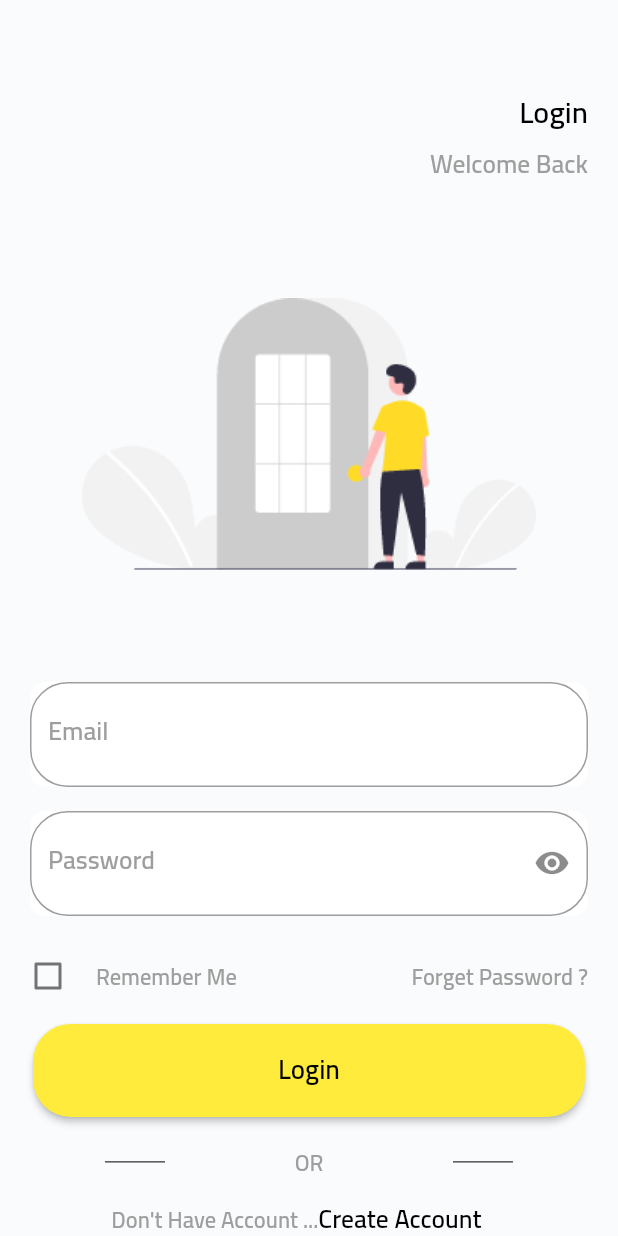
After one commit to MAbolmaaty/Aeqarat-flutter, a Flutter app: the screen it shows after launch, after a tap on "Next", after a tap on "Skip", on a phone screen of 412 x 824 dp. The commit adds this screen. Run offline on Flutter 3.47's test engine with Material 2 defaults, Android fonts, the phone set to English and light mode, and no system bars; our stand-ins replace google_maps_flutter, shared_preferences; generated files the repository leaves out were written again.

Commit message:
finish login Screen

```diff
--- /dev/null
+++ b/lib/src/screens/loginScreen.dart
@@ -0,0 +1,283 @@
+import 'package:aeqarat/src/utils/constant.dart';
+import 'package:flutter/material.dart';
+import 'package:flutter_gen/gen_l10n/app_localizations.dart';
+
+import 'bottom_nav_screen.dart';
+
+class LoginScreen extends StatefulWidget {
+  static Route<dynamic> route() => MaterialPageRoute(
+        builder: (context) => LoginScreen(),
+      );
+
+  @override
+  _LoginScreenState createState() => _LoginScreenState();
+}
+
+class _LoginScreenState extends State<LoginScreen> {
+bool _secureText = true ;
+bool rememberMe = false;
+
+void _onRememberMeChanged(bool newValue) => setState(() {
+  rememberMe = newValue;
+
+  if (rememberMe) {
+    // TODO: Here goes your functionality that remembers the user.
+  } else {
+    // TODO: Forget the user
+  }
+});
+  @override
+  Widget build(BuildContext context) {
+    return Scaffold(
+      backgroundColor: Constant.whiteColor,
+      appBar: AppBar(
+        backgroundColor: Colors.transparent,
+        elevation: 0,
+      ),
+      body: SingleChildScrollView(
+        child: Column(
+          children: [
+            Padding(
+              padding: const EdgeInsets.only(right: 20.0),
+              child: Align(
+                  alignment: Alignment.topRight,
+                  child: Text(
+                    AppLocalizations.of(context).login,
+                    style: TextStyle(
+                        color: Colors.black,
+                        fontSize: 20,
+                        fontWeight: FontWeight.bold),
+                  )),
+            ),
+            Padding(
+              padding: const EdgeInsets.only(right: 20.0),
+              child: Align(
+                  alignment: Alignment.topRight,
+                  child: Text(
+                    AppLocalizations.of(context).welcomeBack,
+                    style: TextStyle(
+                        color: Colors.grey,
+                        fontSize: 17,
+                        fontWeight: FontWeight.normal),
+                  )),
+            ),
+            Container(
+              width: MediaQuery.of(context).size.width * 0.99,
+              height: MediaQuery.of(context).size.height * 0.40,
+              decoration: BoxDecoration(
+                  shape: BoxShape.circle,
+                  image: DecorationImage(
+                      image: ExactAssetImage("assets/images/4.png"),
+                      fit: BoxFit.scaleDown)),
+            ),
+
+            Padding(
+              padding: const EdgeInsets.only(
+                  left: 20.0, right: 20.0, top: 0.0, bottom: 8.0),
+              child: Container(
+                decoration: BoxDecoration(
+                  color: Colors.white,
+                  borderRadius: BorderRadius.circular(10.0),
+                ),
+                child: TextField(
+                  decoration: InputDecoration(
+                    // hintText: AppLocalizations.of(context).email,
+                    labelText: AppLocalizations.of(context).email,
+                    labelStyle: TextStyle(fontSize: 17, color: Colors.grey),
+                    focusedBorder: OutlineInputBorder(
+                      borderRadius: BorderRadius.circular(25.0),
+                      borderSide: BorderSide(
+                        color: Colors.black,
+                      ),
+                    ),
+                    enabledBorder: OutlineInputBorder(
+                      borderRadius: BorderRadius.circular(25.0),
+                      borderSide: BorderSide(
+                        color: Colors.grey,
+                        width: 1.0,
+                      ),
+                    ),
+                  ),
+                ),
+              ),
+            ),
+            Padding(
+              padding: const EdgeInsets.only(
+                  left: 20.0, right: 20.0, top: 8.0, bottom: 8.0),
+              child: Container(
+                decoration: BoxDecoration(
+                  color: Colors.white,
+                  borderRadius: BorderRadius.circular(10.0),
+                ),
+                child: TextField(
+                  obscureText: _secureText,
+                  decoration: InputDecoration(
+                    // hintText: AppLocalizations.of(context).email,
+                    labelText: AppLocalizations.of(context).password,
+                    labelStyle: TextStyle(fontSize: 17, color: Colors.grey),
+                    suffixIcon: IconButton(
+                      icon: Icon(_secureText ? Icons.remove_red_eye :Icons.security),
+                      onPressed: (){
+                        setState(() {
+                          _secureText = !_secureText;
+                        });
+                      },
+                    ),
+                    focusedBorder: OutlineInputBorder(
+                      borderRadius: BorderRadius.circular(25.0),
+                      borderSide: BorderSide(
+                        color: Colors.black,
+                      ),
+                    ),
+                    enabledBorder: OutlineInputBorder(
+                      borderRadius: BorderRadius.circular(25.0),
+                      borderSide: BorderSide(
+                        color: Colors.grey,
+                        width: 1.0,
+                      ),
+                    ),
+                  ),
+                ),
+              ),
+            ),
+            Padding(
+              padding: const EdgeInsets.only(right:20.0),
+              child: Row(
+                mainAxisAlignment: MainAxisAlignment.spaceBetween,
+
+                children: [
+                  Row(
+                    children: [
+                      Padding(
+                        padding: const EdgeInsets.all(8.0),
+                        child: Align(
+                          alignment: Alignment.topRight,
+                          child: Checkbox(
+                              value: rememberMe,
+                              onChanged: _onRememberMeChanged
+                          ),
+                        ),
+                      ),
+                      Text(
+                        AppLocalizations.of(context).rememberMe,
+                        style: TextStyle(
+                            color: Colors.grey,
+                            fontSize: 15,
+                            fontWeight: FontWeight.normal),
+                      ) ,
+                    ],
+                  ),
+
+
+                  InkWell(
+                    onTap: (){
+                      print("forget");
+                    },
+                    child: Text(
+                      AppLocalizations.of(context).forgetPassword,
+                      style: TextStyle(
+                          color: Colors.grey,
+                          fontSize: 15,
+                          fontWeight: FontWeight.normal),
+                    ),
+                  ),
+                ],
+              ),
+            ) ,
+            Container(
+              height: 70,
+              width: MediaQuery.of(context).size.width * 0.99,
+
+              padding: const EdgeInsets.only(left: 20.0, right: 20.0, top: 0.0, bottom: 8.0),
+              child:  RaisedButton(
+                shape: RoundedRectangleBorder(
+                    borderRadius: BorderRadius.circular(25.0),
+                    // side: BorderSide(color: Colors.red)
+                ),
+                child:  Text(
+                    AppLocalizations.of(context).login,
+                    style:  TextStyle(
+                      color: Colors.black,
+                        fontSize: 18,
+                        fontWeight: FontWeight.bold)
+                ),
+                colorBrightness: Brightness.dark,
+                onPressed: () {
+                  print("Save");
+                  Navigator.of(context).pushReplacement(BottomNavScreen.route());
+
+                },
+                color: Colors.yellow,
+              ),
+            ),
+            Padding(
+              padding: const EdgeInsets.only(
+                  left: 70.0, right: 70.0, top: 8.0, bottom: 8.0),
+              child: Row(
+                crossAxisAlignment: CrossAxisAlignment.center,
+                mainAxisAlignment: MainAxisAlignment.spaceBetween,
+                children: [
+                  Container(
+                    width: 40,
+                    child: Divider(
+                      color: Colors.black,
+                    ),
+                  ),
+                  SizedBox(
+                    width: 20,
+                  ),
+                  Text(
+                    AppLocalizations.of(context).or,
+                    style: TextStyle(
+                        color: Colors.grey,
+                        fontSize: 15,
+                        fontWeight: FontWeight.normal),
+                  ),
+                  SizedBox(
+                    width: 20,
+                  ),
+                  Container(
+                    width: 40,
+                    child: Divider(
+                      color: Colors.black,
+                    ),
+                  ),
+
+                ],
+              ),
+            ),
+            Padding(
+              padding: const EdgeInsets.only(right:20.0),
+              child: Row(
+                mainAxisAlignment: MainAxisAlignment.center,
+
+                children: [
+                  Text(
+                    AppLocalizations.of(context).noAccount,
+                    style: TextStyle(
+                        color: Colors.grey,
+                        fontSize: 15,
+                        fontWeight: FontWeight.normal),
+                  ),
+                  InkWell(
+                    onTap: (){
+                      print("forget");
+                    },
+                    child: Text(
+                      AppLocalizations.of(context).createAccount,
+                      style: TextStyle(
+                          color: Colors.black,
+                          fontSize: 17,
+                          fontWeight: FontWeight.bold),
+                    ),
+                  ),
+                ],
+              ),
+            ) ,
+
+          ],
+        ),
+      ),
+    );
+  }
+}
--- a/lib/src/screens/welcomePage.dart
+++ b/lib/src/screens/welcomePage.dart
@@ -2,8 +2,9 @@
 import 'package:aeqarat/src/models/welcomModel.dart';
 import 'package:aeqarat/src/utils/constant.dart';
 import 'package:flutter/material.dart';
+import 'package:flutter_gen/gen_l10n/app_localizations.dart';
 
-import 'bottom_nav_screen.dart';
+import 'loginScreen.dart';
 
 List<WelcomeModel> sliderData = [
   WelcomeModel("assets/images/1.png", "Track your properties in one place" , "Keep track of all your properties owned by you and enjoy maintenance and leasing services in one place only"),
@@ -63,8 +64,8 @@ class _WelcomePageState extends State<WelcomePage> {
                       //Create Skip  Text Button
                       actions: [
                         RaisedButton(onPressed: (){
-                          Navigator.of(context).pushReplacement(BottomNavScreen.route());
-                        },color: Colors.transparent,elevation: 0,child: isEnd ? Text("Go Home" , style: TextStyle(color: Colors.grey , fontSize: 18),):Text("Skip" , style: TextStyle(color: Colors.grey , fontSize: 18),))
+                          Navigator.of(context).pushReplacement(LoginScreen.route());
+                        },color: Colors.transparent,elevation: 0,child: Text(AppLocalizations.of(context).skip , style: TextStyle(color: Colors.grey , fontSize: 18),))
                       ],
                     ),
                     body: Column(
@@ -82,10 +83,7 @@ class _WelcomePageState extends State<WelcomePage> {
                           child: Row(
                             mainAxisAlignment: MainAxisAlignment.spaceBetween,
                             children: [
-                              Row(
-                                mainAxisAlignment: MainAxisAlignment.start,
-                                children: _PageController(sliderData.length),
-                              ),
+
                               Row(
                                 children: [
                                   RaisedButton(onPressed: (){
@@ -97,10 +95,13 @@ class _WelcomePageState extends State<WelcomePage> {
                                         curve: Curves.easeIn,
                                       );
                                     }
-                                  } ,color: Colors.transparent,elevation: 0, child: Text("Next" , style: TextStyle(color: Colors.grey , fontSize: 18),),),
+                                  } ,color: Colors.transparent,elevation: 0, child: Text(AppLocalizations.of(context).next , style: TextStyle(color: Colors.grey , fontSize: 18),),),
                                 ],
-                              )
-
+                              ),
+                              Row(
+                                mainAxisAlignment: MainAxisAlignment.start,
+                                children: _PageController(sliderData.length),
+                              ),
                             ],
                           ),
                         ),
@@ -119,7 +120,7 @@ class _WelcomePageState extends State<WelcomePage> {
   Widget _slider(){
     return Container(
       width: 850,
-      height: 350,
+      height: MediaQuery.of(context).size.height * 0.43 ,
       decoration: BoxDecoration(
           color: Colors.white,
           shape: BoxShape.circle,
--- a/lib/src/utils/localization/l10n/app_ar.arb
+++ b/lib/src/utils/localization/l10n/app_ar.arb
@@ -252,9 +252,50 @@
   "loadingRealEstates": "تحميل العقارات",
   "@loadingRealEstates": {
     "description": ""
-  }
-   "firstStyleTitle": "السلام عليكم",
-      "@firstStyleTitle": {
+  },
+      "skip": "تخطي",
+       "@skip": {
+         "description": ""
+       },
+   "next": "متابعه",
+    "@next": {
+      "description": ""
+    },
+     "login": "تسجيل الدخول",
+      "@login": {
         "description": ""
-      }
+       },
+            "welcomeBack": "مرحبا بعودتك",
+               "@welcomeBack": {
+                 "description": ""
+               },
+                             "email": "البريد الالكتروني",
+                              "@email": {
+                                "description": ""
+                             },
+                                                         "password": "كلمه المرور",
+                                                          "@password": {
+                                                            "description": ""
+                                                         },
+                                                                                                                 "rememberMe": "تذكرني لاحقا",
+                                                                                                                  "@rememberMe": {
+                                                                                                                    "description": ""
+                                                                                                                 },
+                                                                                                                                                                                "forgetPassword": "نسيت كلمه المرور ؟",
+                                                                                                                                                                                 "@forgetPassword": {
+                                                                                                                                                                                   "description": ""
+                                                                                                                                                                                },
+                                                                                                                                                                                                                                                                                                              "or": "آو",
+                                                                                                                                                                                                                                                                                                               "@or": {
+                                                                                                                                                                                                                                                                                                                 "description": ""
+                                                                                                                                                                                                                                                                                                              },
+                                                                                                                                                                                                                                                                                                                                                                                                                                                                                                           "noAccount": " ليس لديك حساب ...",
+                                                                                                                                                                                                                                                                                                                                                                                                                                                                                                            "@noAccount": {
+                                                                                                                                                                                                                                                                                                                                                                                                                                                                                                              "description": ""
+                                                                                                                                                                                                                                                                                                                                                                                                                                                                                                           },
+                                                                                                                                                                                                                                                                                                                                                                                                                                                                                                                                                                          "createAccount": "انشاء حساب",
+                                                                                                                                                                                                                                                                                                                                                                                                                                                                                                                                                                           "@createAccount": {
+                                                                                                                                                                                                                                                                                                                                                                                                                                                                                                                                                                             "description": ""
+                                                                                                                                                                                                                                                                                                                                                                                                                                                                                                                                                                          }
+
 }
--- a/lib/src/utils/localization/l10n/app_en.arb
+++ b/lib/src/utils/localization/l10n/app_en.arb
@@ -252,9 +252,51 @@
   "loadingRealEstates": "loading real estates",
   "@loadingRealEstates": {
     "description": ""
-  }
-   "firstStyleTitle": "Track your properties in one place",
-    "@firstStyleTitle": {
+  },
+   "skip": "Skip",
+    "@skip": {
       "description": ""
-    }
+    },
+   "next": "Next",
+    "@next": {
+      "description": ""
+    },
+     "login": "Login",
+      "@login": {
+        "description": ""
+     },
+      "welcomeBack": "Welcome Back",
+       "@welcomeBack": {
+         "description": ""
+      },
+             "email": "Email",
+              "@email": {
+                "description": ""
+             },
+                           "password": "Password",
+                            "@password": {
+                              "description": ""
+                           },
+                                                       "rememberMe": "Remember Me",
+                                                        "@rememberMe": {
+                                                          "description": ""
+                                                       },
+                                                              "forgetPassword": "Forget Password ?",
+                                                               "@forgetPassword": {
+                                                                 "description": ""
+                                                              },
+                                                                                                                             "or": "OR",
+                                                                                                                              "@or": {
+                                                                                                                                "description": ""
+                                                                                                                             },
+                                                                                                                                                                                            "noAccount": " Don't Have Account ...",
+                                                                                                                                                                                             "@noAccount": {
+                                                                                                                                                                                               "description": ""
+                                                                                                                                                                                            },
+                                                                                                                                                                                                                                                           "createAccount": "Create Account",
+                                                                                                                                                                                                                                                            "@createAccount": {
+                                                                                                                                                                                                                                                              "description": ""
+                                                                                                                                                                                                                                                           }
+
+
 }
--- a/lib/src/widgets/screen_app_bar.dart
+++ b/lib/src/widgets/screen_app_bar.dart
@@ -1,5 +1,4 @@
 import 'package:flutter/material.dart';
-//import 'file:///C:/MU/barq/lib/src/utils/localization/app_locale.dart';
 import 'package:provider/provider.dart';
 
 import '../utils/localization/app_locale.dart';
```
Also changed, not shown: assets/images/4.png (added), lib/src/screens/payment_methods_screen.dart (line endings or trailing spaces), pubspec.lock.
